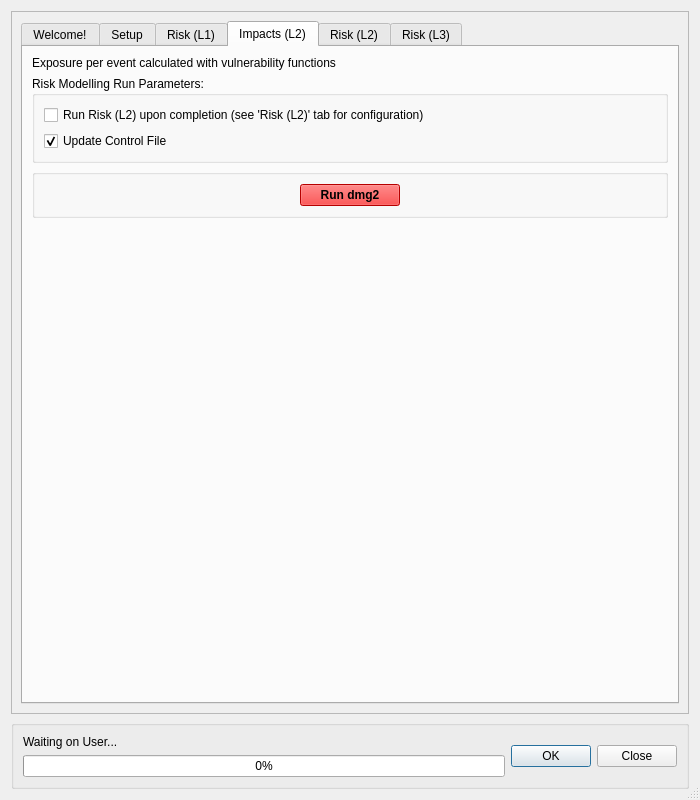
The window that canflood/model/model.ui (NRCan/CanFlood) describes before a commit, drawn with Qt 5.
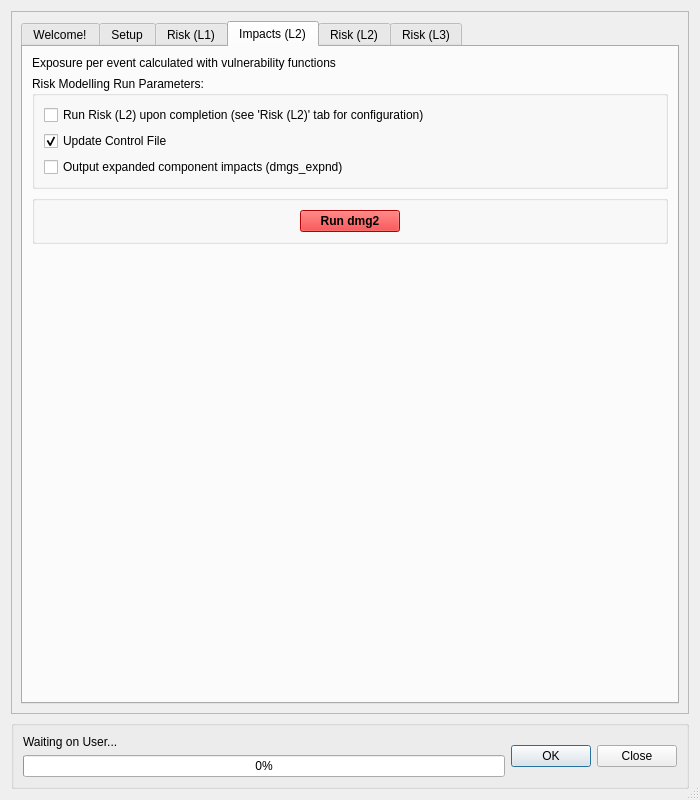
The same window after the commit. The open tabs and pages were chosen to show the change. Icons and pictures are not drawn. Custom widgets are drawn as their Qt base class.

Commit message: expanded results outputting

Diff of the .ui file:
```diff
--- a/canflood/model/model.ui
+++ b/canflood/model/model.ui
@@ -986,6 +986,13 @@
                 </property>
                </widget>
               </item>
+              <item>
+               <widget class="QCheckBox" name="checkBox">
+                <property name="text">
+                 <string>Output expanded component impacts (dmgs_expnd)</string>
+                </property>
+               </widget>
+              </item>
              </layout>
             </widget>
            </item>
```
The commit also changes 2 other files.
